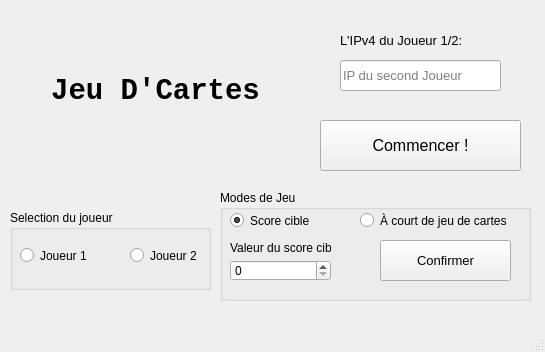
Before: the Qt Designer form Jeu_De_Cartes/Code/Jeu_Cartes-Integration_Reseau/UIs/startMenu.ui in LiamB72/MainProjects, drawn with Qt 5.
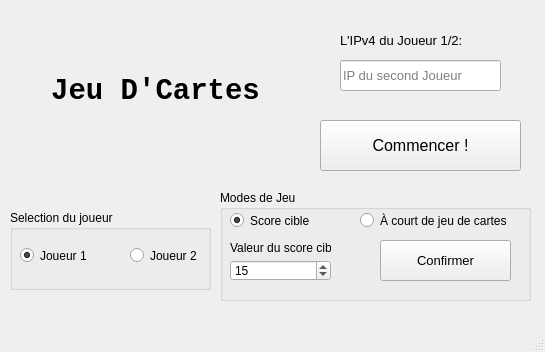
After: the same form once the commit is applied.

```diff
--- a/Jeu_De_Cartes/Code/Jeu_Cartes-Integration_Reseau/UIs/startMenu.ui
+++ b/Jeu_De_Cartes/Code/Jeu_Cartes-Integration_Reseau/UIs/startMenu.ui
@@ -96,6 +96,9 @@
      <property name="text">
       <string>Joueur 1</string>
      </property>
+     <property name="checked">
+      <bool>true</bool>
+     </property>
     </widget>
    </widget>
    <widget class="QLineEdit" name="lineEdit">
@@ -169,6 +172,12 @@
        <height>21</height>
       </rect>
      </property>
+     <property name="minimum">
+      <number>1</number>
+     </property>
+     <property name="value">
+      <number>15</number>
+     </property>
     </widget>
     <widget class="QPushButton" name="confirmButton">
      <property name="geometry">
```
